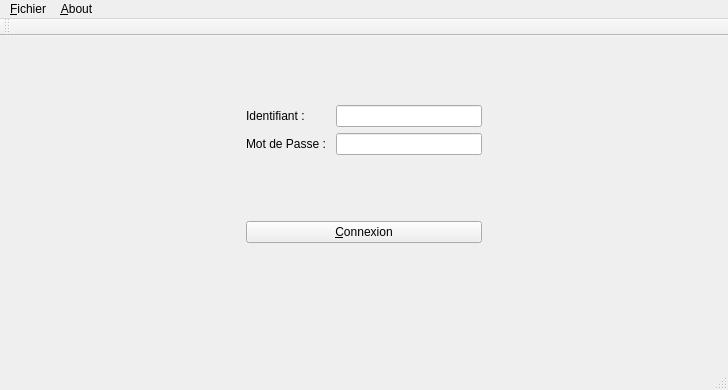
Old version of the form CODE/mainwindow.ui in the repository dervieuxC/gestionDemenagementCorrige.
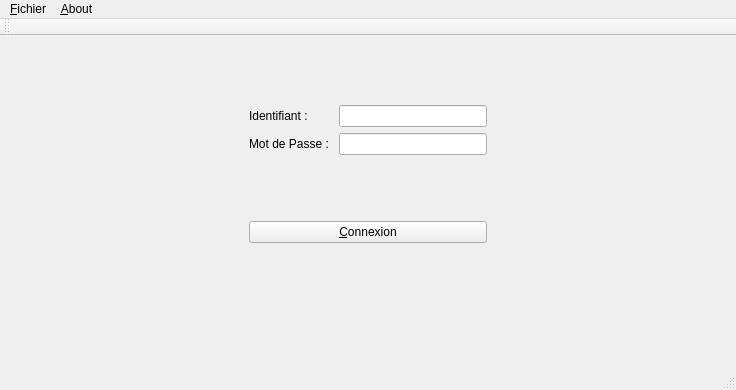
New version of the form.

```diff
--- a/CODE/mainwindow.ui
+++ b/CODE/mainwindow.ui
@@ -6,7 +6,7 @@
    <rect>
     <x>0</x>
     <y>0</y>
-    <width>728</width>
+    <width>736</width>
     <height>390</height>
    </rect>
   </property>
@@ -120,7 +120,7 @@
     <rect>
      <x>0</x>
      <y>0</y>
-     <width>728</width>
+     <width>736</width>
      <height>27</height>
     </rect>
    </property>
```
